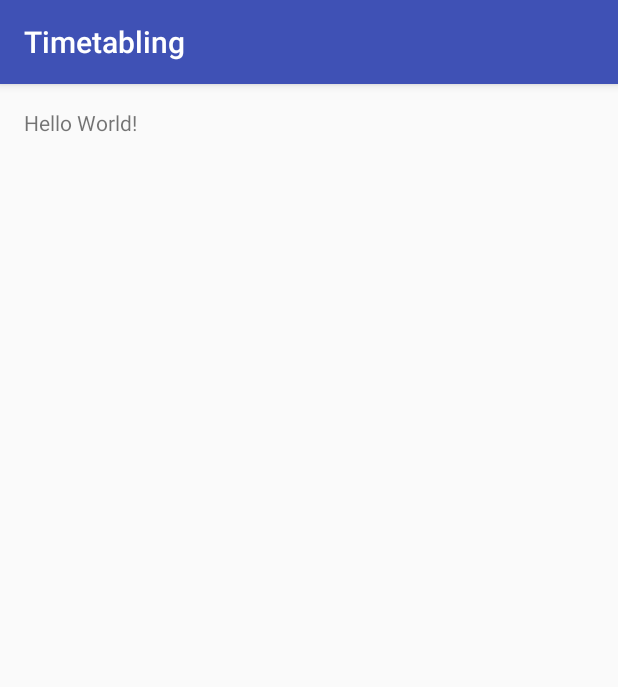
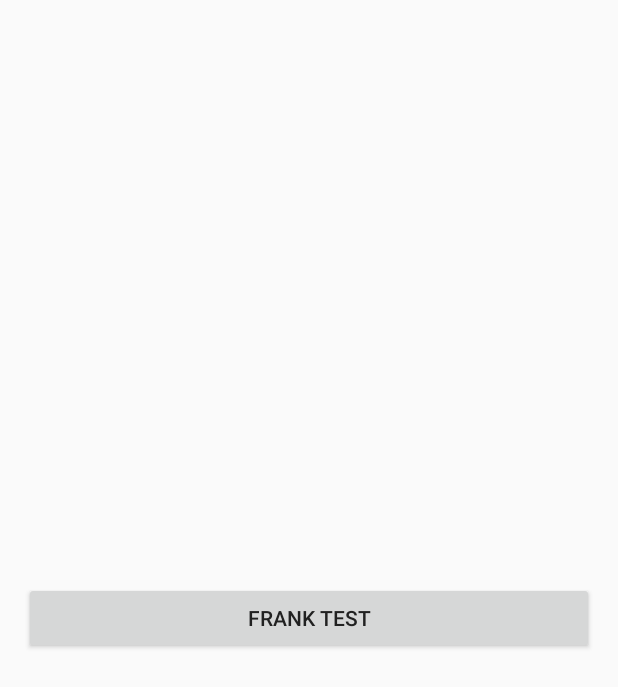
Before and after one commit to scotianostra/team9_assignment, an Android app: the screen it shows after launch (MainActivity), on a phone screen of 412 x 824 dp. Shown: the top 687 px of the screen. Run offline under Robolectric (Android 15) with nearby library versions, the phone set to English and light mode, and no system bars.

Commit message:
basic reader qr

```diff
--- a/Timetabling/app/build.gradle
+++ b/Timetabling/app/build.gradle
@@ -23,4 +23,5 @@ dependencies {
     compile fileTree(dir: 'libs', include: ['*.jar'])
     testCompile 'junit:junit:4.12'
     compile 'com.android.support:appcompat-v7:23.1.1'
+    compile 'me.dm7.barcodescanner:zxing:1.8.4'
 }
--- a/Timetabling/app/src/main/res/layout/activity_main.xml
+++ b/Timetabling/app/src/main/res/layout/activity_main.xml
@@ -1,5 +1,5 @@
 <?xml version="1.0" encoding="utf-8"?>
-<RelativeLayout xmlns:android="http://schemas.android.com/apk/res/android"
+<LinearLayout xmlns:android="http://schemas.android.com/apk/res/android"
     xmlns:tools="http://schemas.android.com/tools"
     android:layout_width="match_parent"
     android:layout_height="match_parent"
@@ -9,8 +9,14 @@
     android:paddingTop="@dimen/activity_vertical_margin"
     tools:context="android.team9.com.timetabling.MainActivity">
 
-    <TextView
-        android:layout_width="wrap_content"
-        android:layout_height="wrap_content"
-        android:text="Hello World!" />
-</RelativeLayout>
+    <LinearLayout
+        android:orientation="vertical"
+        android:layout_width="match_parent"
+        android:layout_height="match_parent"
+        android:gravity="center">
+        <Button android:layout_height="wrap_content"
+            android:layout_width="match_parent"
+            android:text="@string/simple_activity_sample"
+            android:onClick="launchSimpleActivity" />
+</LinearLayout>
+    </LinearLayout>
--- a/Timetabling/app/src/main/res/values/colors.xml
+++ b/Timetabling/app/src/main/res/values/colors.xml
@@ -1,6 +1,12 @@
 <?xml version="1.0" encoding="utf-8"?>
 <resources>
-    <color name="colorPrimary">#3F51B5</color>
-    <color name="colorPrimaryDark">#303F9F</color>
-    <color name="colorAccent">#FF4081</color>
+    <color name="actionbar_opacity">#33000000</color>
+    <color name="primary">#3F51B5</color>
+    <color name="primary_dark">#303F9F</color>
+    <color name="primary_light">#C5CAE9</color>
+    <color name="accent">#E040FB</color>
+    <color name="primary_text">#212121</color>
+    <color name="secondary_text">#727272</color>
+    <color name="icons">#FFFFFF</color>
+    <color name="divider">#B6B6B6</color>
 </resources>
--- a/Timetabling/app/src/main/res/values/styles.xml
+++ b/Timetabling/app/src/main/res/values/styles.xml
@@ -1,11 +1,36 @@
 <resources>
-
-    <!-- Base application theme. -->
-    <style name="AppTheme" parent="Theme.AppCompat.Light.DarkActionBar">
-        <!-- Customize your theme here. -->
-        <item name="colorPrimary">@color/colorPrimary</item>
-        <item name="colorPrimaryDark">@color/colorPrimaryDark</item>
-        <item name="colorAccent">@color/colorAccent</item>
+    <style name="AppTheme" parent="Theme.AppCompat.Light.NoActionBar">
+        <item name="colorPrimary">@color/primary</item>
+        <!-- darker variant for the status bar and contextual app bars -->
+        <item name="colorPrimaryDark">@color/primary_dark</item>
+        <!--   theme UI controls like checkboxes and text fields e.g. FloatActionButton -->
+        <item name="colorAccent">@color/accent</item>
+        <!-- Title Text Color -->
+        <item name="android:textColorPrimary">@color/primary_text</item>
+        <!-- color of the menu overflow icon (three vertical dots) -->
+        <item name="android:textColorSecondary">@color/secondary_text</item>
     </style>
 
+    <style name="AppOverlayTheme" parent="@style/Theme.AppCompat.Light">
+        <item name="windowNoTitle">true</item>
+        <item name="windowActionBar">false</item>
+        <item name="android:windowFullscreen">true</item>
+        <item name="android:windowContentOverlay">@null</item>
+
+        <item name="colorPrimary">@color/primary</item>
+        <!-- darker variant for the status bar and contextual app bars -->
+        <item name="colorPrimaryDark">@color/primary_dark</item>
+        <!--   theme UI controls like checkboxes and text fields e.g. FloatActionButton -->
+        <item name="colorAccent">@color/accent</item>
+        <!-- Title Text Color -->
+        <item name="android:textColorPrimary">@color/primary_text</item>
+        <!-- color of the menu overflow icon (three vertical dots) -->
+        <item name="android:textColorSecondary">@color/secondary_text</item>
+    </style>
+
+    <style name="TransparentToolbar" parent="@style/ThemeOverlay.AppCompat.Dark.ActionBar">
+        <item name="android:windowActionBarOverlay">true</item>
+        <!-- Support Library compability -->
+        <item name="windowActionBarOverlay">true</item>
+    </style>
 </resources>
```
Also changed, not shown: Timetabling/app/src/main/AndroidManifest.xml (+7 -0 lines), Timetabling/app/src/main/java/android/team9/com/timetabling/BaseScannerActivity.java (added, +31 -0 lines), Timetabling/app/src/main/java/android/team9/com/timetabling/MainActivity.java (+48 -2 lines), Timetabling/app/src/main/java/android/team9/com/timetabling/SimpleScannerActivity.java (added, +118 -0 lines), Timetabling/app/src/main/res/layout/activity_simple_scanner.xml (added, +22 -0 lines), Timetabling/app/src/main/res/values/ids.xml (added, +7 -0 lines), Timetabling/app/src/main/res/values/strings.xml (+13 -1 lines).
